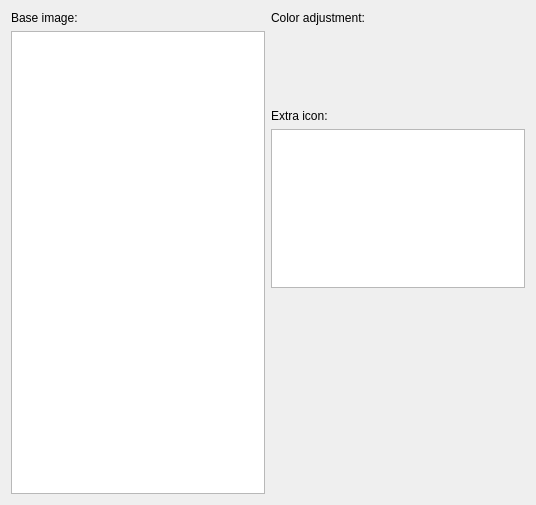
First picture: the form in libs/ui/forms/wdgpreseticonlibrary.ui, repository KDE/krita, before the edit.
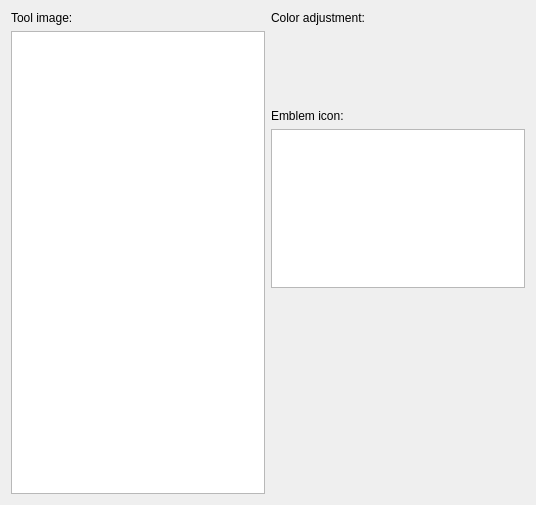
Second picture: the form after the edit. Custom widgets are drawn as their Qt base class.

Commit message:
Make the UI terminology fit the folder names.
This makes it easier to understand what is meant with "emblem" and "tool" icons.

Also adds some extra tooltips.

Patch:
```diff
--- a/libs/ui/forms/wdgpreseticonlibrary.ui
+++ b/libs/ui/forms/wdgpreseticonlibrary.ui
@@ -19,7 +19,7 @@
      <item row="0" column="0">
       <widget class="QLabel" name="label_2">
        <property name="text">
-        <string>Base image:</string>
+        <string>Tool image:</string>
        </property>
       </widget>
      </item>
@@ -132,7 +132,7 @@
      <item row="4" column="1">
       <widget class="QLabel" name="label">
        <property name="text">
-        <string>Extra icon:</string>
+        <string>Emblem icon:</string>
        </property>
       </widget>
      </item>
```
Left out of the diff: 3 changed lines with no effect on the pictures.
